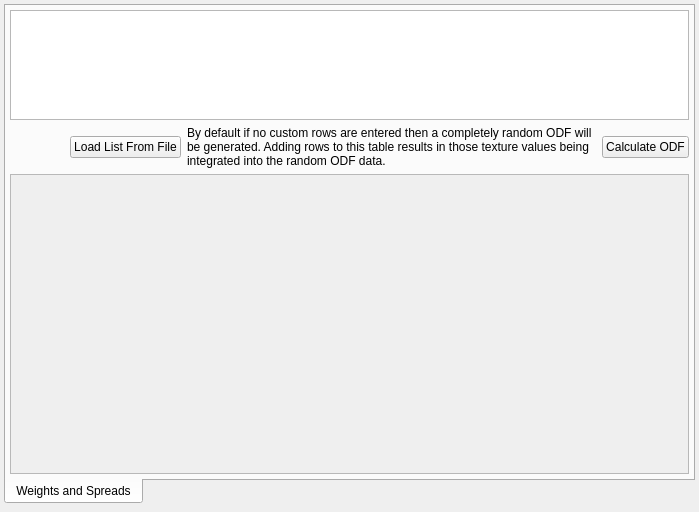
This is Source/Applications/StatsGenerator/UI_Files/SGAxisODFWidget.ui in BlueQuartzSoftware/DREAM3D as Qt 5 draws it before an edit. The edited form follows.
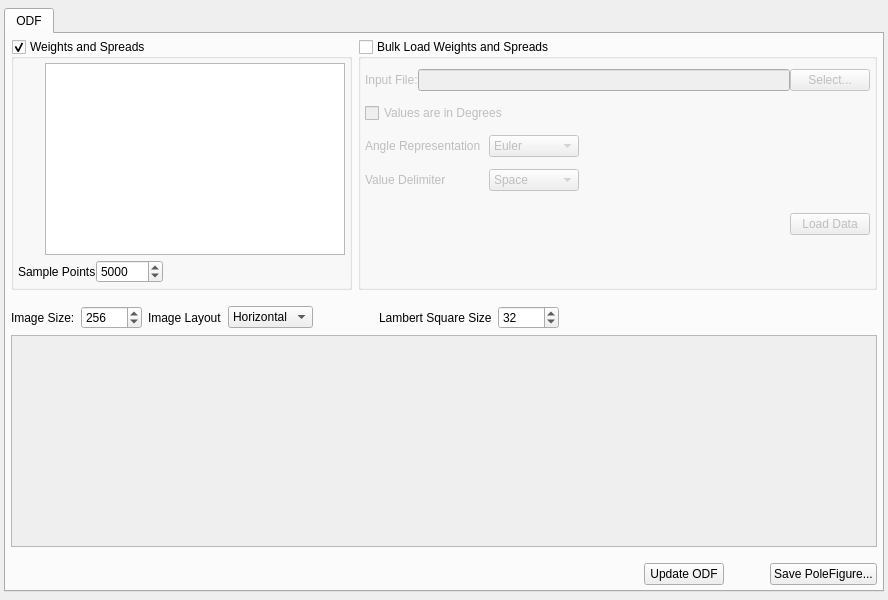
This is the edited form. Icons and pictures are not drawn. Custom widgets are drawn as their Qt base class.

```diff
--- a/Source/Applications/StatsGenerator/UI_Files/SGAxisODFWidget.ui
+++ b/Source/Applications/StatsGenerator/UI_Files/SGAxisODFWidget.ui
@@ -6,8 +6,8 @@
    <rect>
     <x>0</x>
     <y>0</y>
-    <width>699</width>
-    <height>512</height>
+    <width>888</width>
+    <height>600</height>
    </rect>
   </property>
   <property name="windowTitle">
@@ -21,7 +21,7 @@
     <number>4</number>
    </property>
    <property name="topMargin">
-    <number>4</number>
+    <number>8</number>
    </property>
    <property name="rightMargin">
     <number>4</number>
@@ -31,45 +31,535 @@
    </property>
    <item>
     <widget class="QTabWidget" name="tabWidget">
-     <property name="autoFillBackground">
-      <bool>false</bool>
-     </property>
-     <property name="tabPosition">
-      <enum>QTabWidget::South</enum>
-     </property>
-     <property name="currentIndex">
-      <number>0</number>
-     </property>
-     <widget class="QWidget" name="weightsSpreadsTab">
+     <widget class="QWidget" name="tab">
       <attribute name="title">
-       <string>Weights and Spreads</string>
+       <string>ODF</string>
       </attribute>
-      <layout class="QGridLayout" name="gridLayout">
-       <property name="margin">
-        <number>4</number>
+      <layout class="QVBoxLayout" name="verticalLayout">
+       <property name="leftMargin">
+        <number>5</number>
        </property>
-       <item row="0" column="0" rowspan="2">
-        <widget class="QTableView" name="m_ODFTableView">
+       <property name="topMargin">
+        <number>5</number>
+       </property>
+       <property name="rightMargin">
+        <number>5</number>
+       </property>
+       <property name="bottomMargin">
+        <number>5</number>
+       </property>
+       <item>
+        <layout class="QHBoxLayout" name="horizontalLayout_7">
+         <property name="leftMargin">
+          <number>0</number>
+         </property>
+         <property name="topMargin">
+          <number>0</number>
+         </property>
+         <item>
+          <widget class="QGroupBox" name="weightSpreadGroupBox">
+           <property name="sizePolicy">
+            <sizepolicy hsizetype="Preferred" vsizetype="Preferred">
+             <horstretch>0</horstretch>
+             <verstretch>0</verstretch>
+            </sizepolicy>
+           </property>
+           <property name="title">
+            <string>Weights and Spreads</string>
+           </property>
+           <property name="flat">
+            <bool>false</bool>
+           </property>
+           <property name="checkable">
+            <bool>true</bool>
+           </property>
+           <property name="checked">
+            <bool>true</bool>
+           </property>
+           <layout class="QGridLayout" name="gridLayout_2">
+            <property name="leftMargin">
+             <number>4</number>
+            </property>
+            <property name="topMargin">
+             <number>4</number>
+            </property>
+            <property name="rightMargin">
+             <number>4</number>
+            </property>
+            <property name="bottomMargin">
+             <number>4</number>
+            </property>
+            <property name="horizontalSpacing">
+             <number>3</number>
+            </property>
+            <property name="verticalSpacing">
+             <number>5</number>
+            </property>
+            <item row="1" column="0">
+             <widget class="QPushButton" name="deleteODFTextureBtn">
+              <property name="sizePolicy">
+               <sizepolicy hsizetype="Fixed" vsizetype="Fixed">
+                <horstretch>0</horstretch>
+                <verstretch>0</verstretch>
+               </sizepolicy>
+              </property>
+              <property name="minimumSize">
+               <size>
+                <width>24</width>
+                <height>24</height>
+               </size>
+              </property>
+              <property name="maximumSize">
+               <size>
+                <width>24</width>
+                <height>24</height>
+               </size>
+              </property>
+              <property name="toolTip">
+               <string>Delete Weight Value</string>
+              </property>
+              <property name="text">
+               <string/>
+              </property>
+              <property name="icon">
+               <iconset resource="../../../../Resources/icons/images/Icons.qrc">
+                <normaloff>:/delete2.png</normaloff>:/delete2.png</iconset>
+              </property>
+              <property name="iconSize">
+               <size>
+                <width>24</width>
+                <height>24</height>
+               </size>
+              </property>
+              <property name="flat">
+               <bool>true</bool>
+              </property>
+             </widget>
+            </item>
+            <item row="0" column="0">
+             <widget class="QPushButton" name="addODFTextureBtn">
+              <property name="minimumSize">
+               <size>
+                <width>24</width>
+                <height>24</height>
+               </size>
+              </property>
+              <property name="maximumSize">
+               <size>
+                <width>24</width>
+                <height>24</height>
+               </size>
+              </property>
+              <property name="toolTip">
+               <string>Add Weight Value</string>
+              </property>
+              <property name="text">
+               <string/>
+              </property>
+              <property name="icon">
+               <iconset resource="../../../../Resources/icons/images/Icons.qrc">
+                <normaloff>:/add2.png</normaloff>:/add2.png</iconset>
+              </property>
+              <property name="iconSize">
+               <size>
+                <width>24</width>
+                <height>24</height>
+               </size>
+              </property>
+              <property name="flat">
+               <bool>true</bool>
+              </property>
+             </widget>
+            </item>
+            <item row="0" column="1" rowspan="3">
+             <widget class="QTableView" name="m_ODFTableView">
+              <property name="sizePolicy">
+               <sizepolicy hsizetype="Preferred" vsizetype="Preferred">
+                <horstretch>0</horstretch>
+                <verstretch>0</verstretch>
+               </sizepolicy>
+              </property>
+              <property name="minimumSize">
+               <size>
+                <width>300</width>
+                <height>50</height>
+               </size>
+              </property>
+              <property name="maximumSize">
+               <size>
+                <width>16777215</width>
+                <height>16777215</height>
+               </size>
+              </property>
+              <property name="toolTip">
+               <string>&lt;html&gt;&lt;head/&gt;&lt;body&gt;&lt;p&gt;By default if no custom rows are entered then a completely random ODF will be generated. Adding rows to this table results in those texture values being integrated into the random ODF data.&lt;/p&gt;&lt;/body&gt;&lt;/html&gt;</string>
+              </property>
+             </widget>
+            </item>
+            <item row="2" column="0">
+             <spacer name="verticalSpacer">
+              <property name="orientation">
+               <enum>Qt::Vertical</enum>
+              </property>
+              <property name="sizeType">
+               <enum>QSizePolicy::Fixed</enum>
+              </property>
+              <property name="sizeHint" stdset="0">
+               <size>
+                <width>20</width>
+                <height>70</height>
+               </size>
+              </property>
+             </spacer>
+            </item>
+            <item row="4" column="0" colspan="2">
+             <layout class="QHBoxLayout" name="horizontalLayout_2">
+              <property name="topMargin">
+               <number>0</number>
+              </property>
+              <item>
+               <widget class="QLabel" name="label_7">
+                <property name="text">
+                 <string>Sample Points</string>
+                </property>
+               </widget>
+              </item>
+              <item>
+               <widget class="QSpinBox" name="pfSamplePoints">
+                <property name="maximum">
+                 <number>1000000</number>
+                </property>
+                <property name="value">
+                 <number>5000</number>
+                </property>
+               </widget>
+              </item>
+              <item>
+               <spacer name="horizontalSpacer_3">
+                <property name="orientation">
+                 <enum>Qt::Horizontal</enum>
+                </property>
+                <property name="sizeHint" stdset="0">
+                 <size>
+                  <width>40</width>
+                  <height>20</height>
+                 </size>
+                </property>
+               </spacer>
+              </item>
+             </layout>
+            </item>
+           </layout>
+          </widget>
+         </item>
+         <item>
+          <widget class="QGroupBox" name="bulkLoadGroupBox">
+           <property name="sizePolicy">
+            <sizepolicy hsizetype="MinimumExpanding" vsizetype="Preferred">
+             <horstretch>0</horstretch>
+             <verstretch>0</verstretch>
+            </sizepolicy>
+           </property>
+           <property name="title">
+            <string>Bulk Load Weights and Spreads</string>
+           </property>
+           <property name="checkable">
+            <bool>true</bool>
+           </property>
+           <property name="checked">
+            <bool>false</bool>
+           </property>
+           <layout class="QGridLayout" name="gridLayout_4">
+            <property name="sizeConstraint">
+             <enum>QLayout::SetMinimumSize</enum>
+            </property>
+            <property name="leftMargin">
+             <number>4</number>
+            </property>
+            <property name="topMargin">
+             <number>4</number>
+            </property>
+            <property name="rightMargin">
+             <number>4</number>
+            </property>
+            <property name="bottomMargin">
+             <number>4</number>
+            </property>
+            <property name="horizontalSpacing">
+             <number>8</number>
+            </property>
+            <property name="verticalSpacing">
+             <number>-1</number>
+            </property>
+            <item row="2" column="0">
+             <widget class="QLabel" name="label_3">
+              <property name="text">
+               <string>Angle Representation</string>
+              </property>
+             </widget>
+            </item>
+            <item row="5" column="0" colspan="2">
+             <spacer name="verticalSpacer_2">
+              <property name="orientation">
+               <enum>Qt::Vertical</enum>
+              </property>
+              <property name="sizeType">
+               <enum>QSizePolicy::Preferred</enum>
+              </property>
+              <property name="sizeHint" stdset="0">
+               <size>
+                <width>20</width>
+                <height>40</height>
+               </size>
+              </property>
+             </spacer>
+            </item>
+            <item row="3" column="0">
+             <widget class="QLabel" name="label_4">
+              <property name="text">
+               <string>Value Delimiter</string>
+              </property>
+             </widget>
+            </item>
+            <item row="3" column="1">
+             <widget class="QComboBox" name="delimiter">
+              <item>
+               <property name="text">
+                <string>Space</string>
+               </property>
+              </item>
+              <item>
+               <property name="text">
+                <string>Tab</string>
+               </property>
+              </item>
+              <item>
+               <property name="text">
+                <string>,</string>
+               </property>
+              </item>
+              <item>
+               <property name="text">
+                <string>;</string>
+               </property>
+              </item>
+             </widget>
+            </item>
+            <item row="2" column="1">
+             <widget class="QComboBox" name="angleRepresentation">
+              <item>
+               <property name="text">
+                <string>Euler</string>
+               </property>
+              </item>
+              <item>
+               <property name="text">
+                <string>Quaternion</string>
+               </property>
+              </item>
+              <item>
+               <property name="text">
+                <string>Rodriguez</string>
+               </property>
+              </item>
+             </widget>
+            </item>
+            <item row="0" column="0" colspan="3">
+             <layout class="QHBoxLayout" name="horizontalLayout_3">
+              <item>
+               <widget class="QLabel" name="label">
+                <property name="text">
+                 <string>Input File:</string>
+                </property>
+               </widget>
+              </item>
+              <item>
+               <widget class="QFSDropLineEdit" name="angleFilePath"/>
+              </item>
+              <item>
+               <widget class="QPushButton" name="selectAnglesFile">
+                <property name="sizePolicy">
+                 <sizepolicy hsizetype="Maximum" vsizetype="Fixed">
+                  <horstretch>0</horstretch>
+                  <verstretch>0</verstretch>
+                 </sizepolicy>
+                </property>
+                <property name="text">
+                 <string>Select...</string>
+                </property>
+               </widget>
+              </item>
+             </layout>
+            </item>
+            <item row="4" column="0" colspan="3">
+             <layout class="QHBoxLayout" name="horizontalLayout_6">
+              <property name="topMargin">
+               <number>10</number>
+              </property>
+              <item>
+               <spacer name="horizontalSpacer">
+                <property name="orientation">
+                 <enum>Qt::Horizontal</enum>
+                </property>
+                <property name="sizeHint" stdset="0">
+                 <size>
+                  <width>40</width>
+                  <height>20</height>
+                 </size>
+                </property>
+               </spacer>
+              </item>
+              <item>
+               <widget class="QPushButton" name="loadODFTextureBtn">
+                <property name="text">
+                 <string>Load Data</string>
+                </property>
+                <property name="default">
+                 <bool>true</bool>
+                </property>
+               </widget>
+              </item>
+             </layout>
+            </item>
+            <item row="1" column="0" colspan="2">
+             <widget class="QCheckBox" name="anglesInDegrees">
+              <property name="text">
+               <string>Values are in Degrees</string>
+              </property>
+             </widget>
+            </item>
+            <item row="1" column="2" rowspan="3">
+             <spacer name="horizontalSpacer_2">
+              <property name="orientation">
+               <enum>Qt::Horizontal</enum>
+              </property>
+              <property name="sizeHint" stdset="0">
+               <size>
+                <width>40</width>
+                <height>20</height>
+               </size>
+              </property>
+             </spacer>
+            </item>
+           </layout>
+          </widget>
+         </item>
+        </layout>
+       </item>
+       <item>
+        <layout class="QHBoxLayout" name="horizontalLayout_4">
+         <property name="topMargin">
+          <number>10</number>
+         </property>
+         <item>
+          <widget class="QLabel" name="label_5">
+           <property name="text">
+            <string>Image Size:</string>
+           </property>
+          </widget>
+         </item>
+         <item>
+          <widget class="QSpinBox" name="pfImageSize">
+           <property name="maximum">
+            <number>10000</number>
+           </property>
+           <property name="value">
+            <number>256</number>
+           </property>
+          </widget>
+         </item>
+         <item>
+          <widget class="QLabel" name="label_8">
+           <property name="toolTip">
+            <string>Controls the size of the Modified Lambert Square that is used for interpolation of the angular data during the stereographic project generation. You should leave this at the default unless you really understand what you are doing.</string>
+           </property>
+           <property name="text">
+            <string>Image Layout</string>
+           </property>
+          </widget>
+         </item>
+         <item>
+          <widget class="QComboBox" name="imageLayout">
+           <item>
+            <property name="text">
+             <string>Horizontal</string>
+            </property>
+           </item>
+           <item>
+            <property name="text">
+             <string>Vertical</string>
+            </property>
+           </item>
+           <item>
+            <property name="text">
+             <string>Square</string>
+            </property>
+           </item>
+          </widget>
+         </item>
+         <item>
+          <spacer name="horizontalSpacer_8">
+           <property name="orientation">
+            <enum>Qt::Horizontal</enum>
+           </property>
+           <property name="sizeType">
+            <enum>QSizePolicy::Fixed</enum>
+           </property>
+           <property name="sizeHint" stdset="0">
+            <size>
+             <width>60</width>
+             <height>20</height>
+            </size>
+           </property>
+          </spacer>
+         </item>
+         <item>
+          <widget class="QLabel" name="label_6">
+           <property name="toolTip">
+            <string>Controls the size of the Modified Lambert Square that is used for interpolation of the angular data during the stereographic project generation. You should leave this at the default unless you really understand what you are doing.</string>
+           </property>
+           <property name="text">
+            <string>Lambert Square Size</string>
+           </property>
+          </widget>
+         </item>
+         <item>
+          <widget class="QSpinBox" name="pfLambertSize">
+           <property name="maximum">
+            <number>10000</number>
+           </property>
+           <property name="value">
+            <number>32</number>
+           </property>
+          </widget>
+         </item>
+         <item>
+          <spacer name="horizontalSpacer_5">
+           <property name="orientation">
+            <enum>Qt::Horizontal</enum>
+           </property>
+           <property name="sizeHint" stdset="0">
+            <size>
+             <width>40</width>
+             <height>20</height>
+            </size>
+           </property>
+          </spacer>
+         </item>
+        </layout>
+       </item>
+       <item>
+        <widget class="QScrollArea" name="m_PFScrollArea">
          <property name="sizePolicy">
-          <sizepolicy hsizetype="Expanding" vsizetype="MinimumExpanding">
+          <sizepolicy hsizetype="Expanding" vsizetype="Expanding">
            <horstretch>0</horstretch>
            <verstretch>0</verstretch>
           </sizepolicy>
          </property>
          <property name="minimumSize">
           <size>
-           <width>300</width>
-           <height>50</height>
-          </size>
-         </property>
-        </widget>
-       </item>
-       <item row="3" column="0">
-        <widget class="QScrollArea" name="m_PFScrollArea">
-         <property name="minimumSize">
-          <size>
            <width>0</width>
-           <height>300</height>
+           <height>0</height>
           </size>
          </property>
          <property name="widgetResizable">
@@ -80,10 +570,22 @@
            <rect>
             <x>0</x>
             <y>0</y>
-            <width>675</width>
-            <height>298</height>
+            <width>862</width>
+            <height>196</height>
            </rect>
           </property>
+          <property name="sizePolicy">
+           <sizepolicy hsizetype="Preferred" vsizetype="Expanding">
+            <horstretch>0</horstretch>
+            <verstretch>0</verstretch>
+           </sizepolicy>
+          </property>
+          <property name="maximumSize">
+           <size>
+            <width>16777215</width>
+            <height>16777215</height>
+           </size>
+          </property>
           <layout class="QHBoxLayout" name="horizontalLayout">
            <property name="spacing">
             <number>4</number>
@@ -92,21 +594,7 @@
             <number>5</number>
            </property>
            <item>
-            <widget class="QLabel" name="m_001PF">
-             <property name="text">
-              <string/>
-             </property>
-            </widget>
-           </item>
-           <item>
-            <widget class="QLabel" name="m_011PF">
-             <property name="text">
-              <string/>
-             </property>
-            </widget>
-           </item>
-           <item>
-            <widget class="QLabel" name="m_111PF">
+            <widget class="QLabel" name="m_PoleFigureLabel">
              <property name="text">
               <string/>
              </property>
@@ -129,118 +617,23 @@
          </widget>
         </widget>
        </item>
-       <item row="2" column="0">
-        <layout class="QHBoxLayout" name="horizontalLayout_4" stretch="0,0,0,0,0">
-         <property name="sizeConstraint">
-          <enum>QLayout::SetMinAndMaxSize</enum>
+       <item>
+        <layout class="QHBoxLayout" name="horizontalLayout_5">
+         <property name="topMargin">
+          <number>10</number>
          </property>
          <item>
-          <widget class="QPushButton" name="addODFTextureBtn">
-           <property name="minimumSize">
-            <size>
-             <width>24</width>
-             <height>24</height>
-            </size>
+          <spacer name="horizontalSpacer_4">
+           <property name="orientation">
+            <enum>Qt::Horizontal</enum>
            </property>
-           <property name="maximumSize">
+           <property name="sizeHint" stdset="0">
             <size>
-             <width>24</width>
-             <height>24</height>
+             <width>40</width>
+             <height>20</height>
             </size>
            </property>
-           <property name="toolTip">
-            <string>Add Weighting</string>
-           </property>
-           <property name="text">
-            <string/>
-           </property>
-           <property name="icon">
-            <iconset resource="../../../../Resources/icons/images/Icons.qrc">
-             <normaloff>:/add2.png</normaloff>:/add2.png</iconset>
-           </property>
-           <property name="iconSize">
-            <size>
-             <width>24</width>
-             <height>24</height>
-            </size>
-           </property>
-           <property name="flat">
-            <bool>true</bool>
-           </property>
-          </widget>
-         </item>
-         <item>
-          <widget class="QPushButton" name="deleteODFTextureBtn">
-           <property name="sizePolicy">
-            <sizepolicy hsizetype="Fixed" vsizetype="Fixed">
-             <horstretch>0</horstretch>
-             <verstretch>0</verstretch>
-            </sizepolicy>
-           </property>
-           <property name="minimumSize">
-            <size>
-             <width>24</width>
-             <height>24</height>
-            </size>
-           </property>
-           <property name="maximumSize">
-            <size>
-             <width>24</width>
-             <height>24</height>
-            </size>
-           </property>
-           <property name="toolTip">
-            <string>Delete Weighting</string>
-           </property>
-           <property name="text">
-            <string/>
-           </property>
-           <property name="icon">
-            <iconset resource="../../../../Resources/icons/images/Icons.qrc">
-             <normaloff>:/delete2.png</normaloff>:/delete2.png</iconset>
-           </property>
-           <property name="iconSize">
-            <size>
-             <width>24</width>
-             <height>24</height>
-            </size>
-           </property>
-           <property name="flat">
-            <bool>true</bool>
-           </property>
-          </widget>
-         </item>
-         <item>
-          <widget class="QPushButton" name="loadODFTextureBtn">
-           <property name="sizePolicy">
-            <sizepolicy hsizetype="Maximum" vsizetype="Fixed">
-             <horstretch>0</horstretch>
-             <verstretch>0</verstretch>
-            </sizepolicy>
-           </property>
-           <property name="text">
-            <string>Load List From File</string>
-           </property>
-          </widget>
-         </item>
-         <item>
-          <widget class="QLabel" name="label_2">
-           <property name="sizePolicy">
-            <sizepolicy hsizetype="Preferred" vsizetype="Preferred">
-             <horstretch>0</horstretch>
-             <verstretch>0</verstretch>
-            </sizepolicy>
-           </property>
-           <property name="text">
-            <string>By default if no custom rows are entered then a completely random ODF will be generated. Adding rows to this table results in those texture values being integrated into the random ODF data.</string>
-           </property>
-           <property name="scaledContents">
-            <bool>false</bool>
-           </property>
-           <property name="wordWrap">
-            <bool>true</bool>
-           </property>
-          </widget>
+          </spacer>
          </item>
          <item>
           <widget class="QPushButton" name="m_CalculateODFBtn">
@@ -251,7 +644,36 @@
             </sizepolicy>
            </property>
            <property name="text">
-            <string>Calculate ODF</string>
+            <string>Update ODF</string>
+           </property>
+           <property name="autoDefault">
+            <bool>true</bool>
+           </property>
+           <property name="default">
+            <bool>false</bool>
+           </property>
+          </widget>
+         </item>
+         <item>
+          <spacer name="horizontalSpacer_6">
+           <property name="orientation">
+            <enum>Qt::Horizontal</enum>
+           </property>
+           <property name="sizeType">
+            <enum>QSizePolicy::Fixed</enum>
+           </property>
+           <property name="sizeHint" stdset="0">
+            <size>
+             <width>40</width>
+             <height>20</height>
+            </size>
+           </property>
+          </spacer>
+         </item>
+         <item>
+          <widget class="QPushButton" name="savePoleFigureImage">
+           <property name="text">
+            <string>Save PoleFigure...</string>
            </property>
           </widget>
          </item>
@@ -263,6 +685,13 @@
    </item>
   </layout>
  </widget>
+ <customwidgets>
+  <customwidget>
+   <class>QFSDropLineEdit</class>
+   <extends>QLineEdit</extends>
+   <header location="global">QFSDropLineEdit.h</header>
+  </customwidget>
+ </customwidgets>
  <resources>
   <include location="../../../../Resources/icons/images/Icons.qrc"/>
  </resources>
```
Left out of the diff: 11 changed lines with no effect on the pictures.
